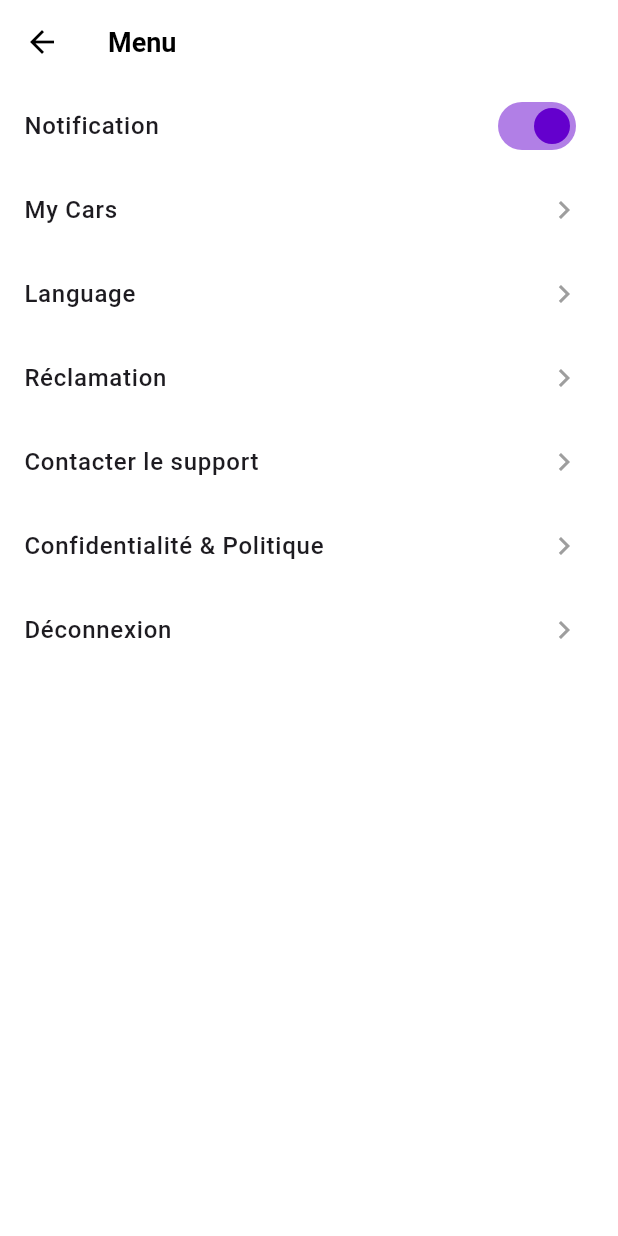
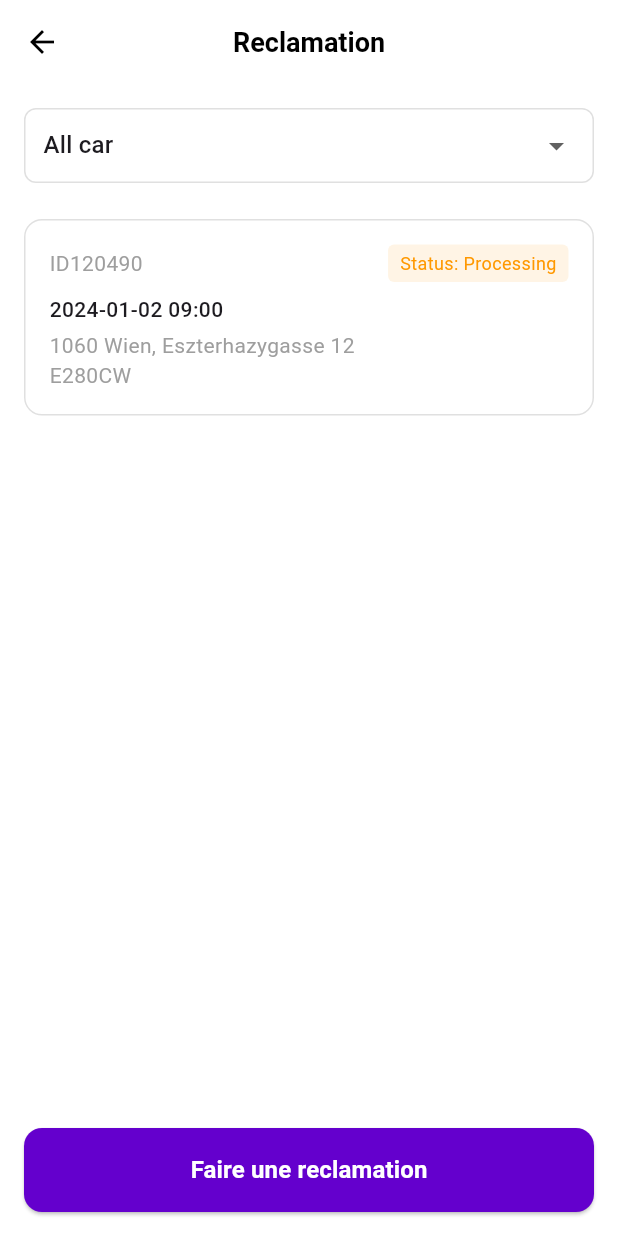
Before and after one commit to farouk-daadaa/park-Spot, a Flutter app: the MenuPage screen opened by its route, after a tap on "Réclamation", on a phone screen of 412 x 824 dp. Run offline on Flutter 3.47's test engine with Material 3 defaults, Android fonts, the phone set to English and light mode, and no system bars; our stand-ins replace geolocator, google_maps_flutter; missing offline and left inert: flutter_polyline_points.

Commit message:
add map in garage and add reclamtion page

```diff
--- /dev/null
+++ b/swiftpark/lib/entities/complaint.dart
@@ -0,0 +1,19 @@
+class Complaint {
+  final String id;
+  final DateTime date;
+  final String vehicleNumber;
+  final String parkingLot;
+  final String description;
+  final String? photoUrl;
+  final String status;
+
+  Complaint({
+    required this.id,
+    required this.date,
+    required this.vehicleNumber,
+    required this.parkingLot,
+    required this.description,
+    this.photoUrl,
+    required this.status,
+  });
+}
--- /dev/null
+++ b/swiftpark/lib/pages/complaint/complaints_page.dart
@@ -0,0 +1,196 @@
+import 'package:flutter/material.dart';
+import 'package:intl/intl.dart';
+import '../../entities/complaint.dart';
+import '../../theme/app_colors.dart';
+
+class ComplaintsPage extends StatelessWidget {
+  ComplaintsPage({Key? key}) : super(key: key);
+
+  final List<Complaint> complaints = [
+    Complaint(
+      id: 'ID120490',
+      date: DateTime(2024, 1, 2, 9, 0),
+      vehicleNumber: 'E280CW',
+      parkingLot: '1060 Wien, Eszterhazygasse 12',
+      description: '',
+      status: 'Processing',
+    ),
+    // Add more sample complaints...
+  ];
+
+  @override
+  Widget build(BuildContext context) {
+    return Scaffold(
+      backgroundColor: Colors.white,
+      appBar: AppBar(
+        backgroundColor: Colors.white,
+        elevation: 0,
+        leading: IconButton(
+          icon: const Icon(Icons.arrow_back, color: Colors.black),
+          onPressed: () => Navigator.pop(context),
+        ),
+        title: const Text(
+          'Reclamation',
+          style: TextStyle(
+            color: Colors.black,
+            fontSize: 18,
+            fontWeight: FontWeight.w600,
+          ),
+        ),
+        centerTitle: true,
+      ),
+      body: Column(
+        children: [
+          Padding(
+            padding: const EdgeInsets.all(16.0),
+            child: Container(
+              padding: const EdgeInsets.symmetric(horizontal: 12),
+              decoration: BoxDecoration(
+                border: Border.all(color: Colors.grey[300]!),
+                borderRadius: BorderRadius.circular(8),
+              ),
+              child: DropdownButtonHideUnderline(
+                child: DropdownButton<String>(
+                  value: 'All car',
+                  isExpanded: true,
+                  items: ['All car'].map((String value) {
+                    return DropdownMenuItem<String>(
+                      value: value,
+                      child: Text(value),
+                    );
+                  }).toList(),
+                  onChanged: (_) {},
+                ),
+              ),
+            ),
+          ),
+          Expanded(
+            child: ListView.builder(
+              itemCount: complaints.length,
+              itemBuilder: (context, index) {
+                final complaint = complaints[index];
+                return Padding(
+                  padding: const EdgeInsets.symmetric(horizontal: 16, vertical: 8),
+                  child: ComplaintCard(complaint: complaint),
+                );
+              },
+            ),
+          ),
+        ],
+      ),
+      bottomNavigationBar: SafeArea(
+        child: Padding(
+          padding: const EdgeInsets.all(16.0),
+          child: ElevatedButton(
+            onPressed: () {
+
+
+             //   MaterialPageRoute(builder: (context) => const NewComplaintPage()),
+
+            },
+            style: ElevatedButton.styleFrom(
+              backgroundColor: AppColors.primary,
+              minimumSize: const Size(double.infinity, 56),
+              shape: RoundedRectangleBorder(
+                borderRadius: BorderRadius.circular(12),
+              ),
+            ),
+            child: const Text(
+              'Faire une reclamation',
+              style: TextStyle(
+                fontSize: 16,
+                fontWeight: FontWeight.w600,
+                color: Colors.white,
+              ),
+            ),
+          ),
+        ),
+      ),
+    );
+  }
+}
+
+class ComplaintCard extends StatelessWidget {
+  final Complaint complaint;
+
+  const ComplaintCard({
+    Key? key,
+    required this.complaint,
+  }) : super(key: key);
+
+  Color _getStatusColor() {
+    switch (complaint.status.toLowerCase()) {
+      case 'processing':
+        return Colors.orange;
+      case 'in progress':
+        return Colors.green;
+      default:
+        return Colors.grey;
+    }
+  }
+
+  @override
+  Widget build(BuildContext context) {
+    return Container(
+      padding: const EdgeInsets.all(16),
+      decoration: BoxDecoration(
+        border: Border.all(color: Colors.grey[300]!),
+        borderRadius: BorderRadius.circular(12),
+      ),
+      child: Column(
+        crossAxisAlignment: CrossAxisAlignment.start,
+        children: [
+          Row(
+            children: [
+              Text(
+                complaint.id,
+                style: const TextStyle(
+                  color: Colors.grey,
+                  fontSize: 14,
+                ),
+              ),
+              const Spacer(),
+              Container(
+                padding: const EdgeInsets.symmetric(horizontal: 8, vertical: 4),
+                decoration: BoxDecoration(
+                  color: _getStatusColor().withOpacity(0.1),
+                  borderRadius: BorderRadius.circular(4),
+                ),
+                child: Text(
+                  'Status: ${complaint.status}',
+                  style: TextStyle(
+                    color: _getStatusColor(),
+                    fontSize: 12,
+                  ),
+                ),
+              ),
+            ],
+          ),
+          const SizedBox(height: 8),
+          Text(
+            DateFormat('yyyy-MM-dd HH:mm').format(complaint.date),
+            style: const TextStyle(
+              fontWeight: FontWeight.w500,
+              fontSize: 14,
+            ),
+          ),
+          const SizedBox(height: 4),
+          Text(
+            complaint.parkingLot,
+            style: const TextStyle(
+              color: Colors.grey,
+              fontSize: 14,
+            ),
+          ),
+          Text(
+            complaint.vehicleNumber,
+            style: const TextStyle(
+              color: Colors.grey,
+              fontSize: 14,
+            ),
+          ),
+        ],
+      ),
+    );
+  }
+}
--- a/swiftpark/lib/pages/menu/menu_page.dart
+++ b/swiftpark/lib/pages/menu/menu_page.dart
@@ -2,6 +2,7 @@ import 'package:flutter/material.dart';
 import 'package:swiftpark/pages/menu/privacy_policy_page.dart';
 import 'package:swiftpark/pages/menu/support_page.dart';
 import '../../theme/app_colors.dart';
+import '../complaint/complaints_page.dart';
 import 'languages_page.dart';
 import 'my_cars_page.dart';
 
@@ -138,8 +139,10 @@ class _MenuPageState extends State<MenuPage> {
           _buildMenuItem(
             title: 'Réclamation',
             onTap: () {
-              // TODO: Implement complaint page navigation
-            },
+              Navigator.push(
+                context,
+                MaterialPageRoute(builder: (context) => ComplaintsPage()),
+              );            },
           ),
           _buildMenuItem(
             title: 'Contacter le support',
```
Also changed, not shown: swiftpark/lib/pages/home/navigation_page.dart (added, +288 -0 lines), swiftpark/lib/pages/home/parking-details_page.dart (+14 -2 lines), swiftpark/lib/services/google_maps_service.dart (added, +44 -0 lines), swiftpark/lib/services/location_service.dart (+15 -11 lines), swiftpark/pubspec.yaml (+9 -3 lines), swiftpark/pubspec.lock.
